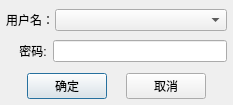
This is checkprividlg.ui in rcswhuang/privilege as Qt 5 draws it before an edit. The edited form follows.
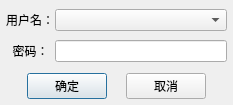
This is the edited form.

```diff
--- a/checkprividlg.ui
+++ b/checkprividlg.ui
@@ -73,7 +73,7 @@
      <item>
       <widget class="QLabel" name="label_2">
        <property name="text">
-        <string>    密码:</string>
+        <string>  密码：</string>
        </property>
       </widget>
      </item>
```
